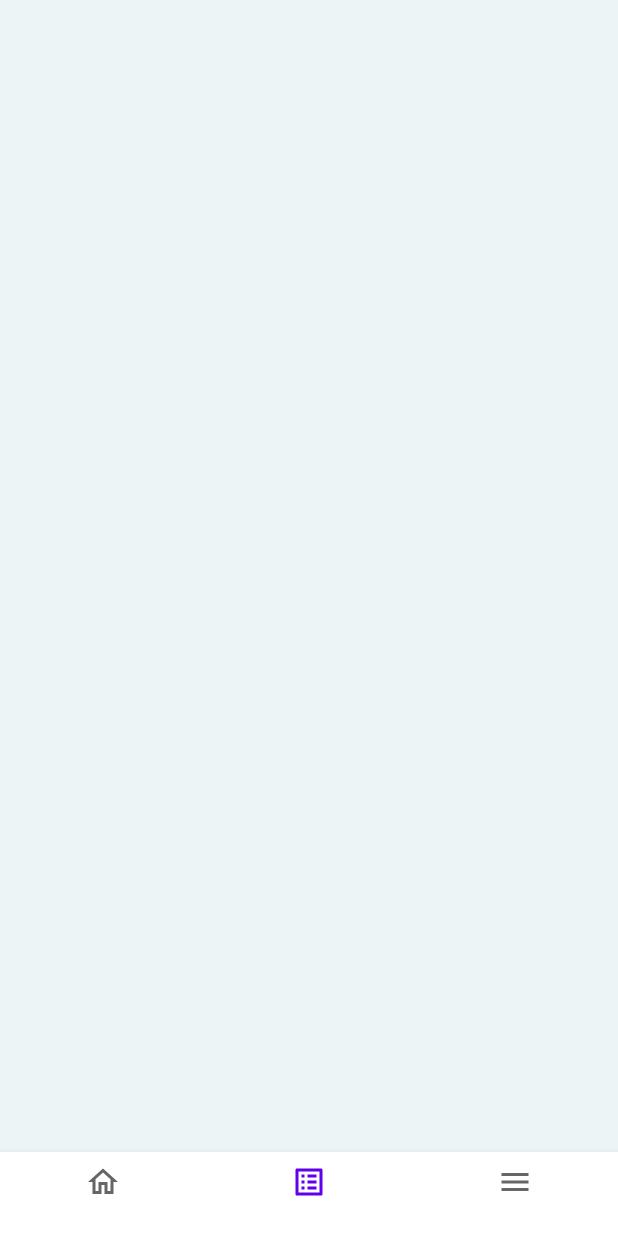
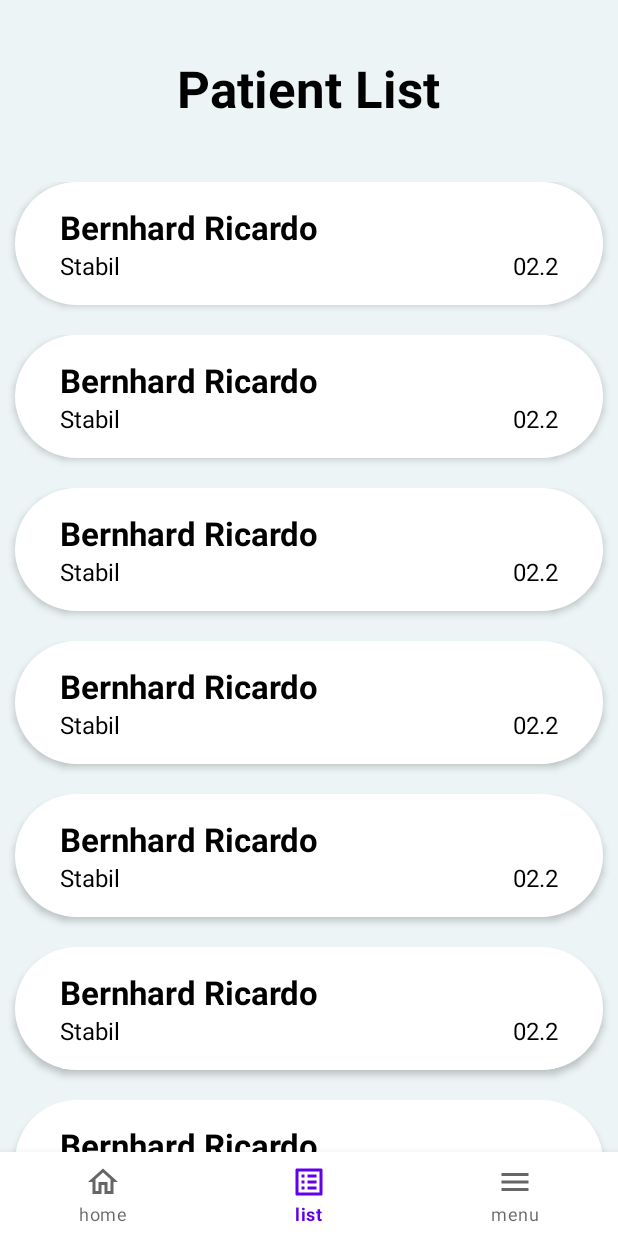
Before and after one commit to BernhardRicardo/documed, an Android app: the HomeFragment screen opened directly, with no data from a screen before it, item 2 of the bottom bar chosen, on a phone screen of 412 x 824 dp. Run offline under Robolectric (Android 15) with nearby library versions, the phone set to English and light mode, and no system bars.

Commit message:
Implement recycler view on patient page

```diff
--- a/app/build.gradle
+++ b/app/build.gradle
@@ -38,6 +38,8 @@ dependencies {
     implementation 'androidx.appcompat:appcompat:1.6.1'
     implementation 'com.google.android.material:material:1.8.0'
     implementation 'androidx.constraintlayout:constraintlayout:2.1.4'
+    implementation 'androidx.recyclerview:recyclerview:1.3.0'
+    implementation 'androidx.cardview:cardview:1.0.0'
     testImplementation 'junit:junit:4.13.2'
     androidTestImplementation 'androidx.test.ext:junit:1.1.5'
     androidTestImplementation 'androidx.test.espresso:espresso-core:3.5.1'
--- /dev/null
+++ b/app/src/main/java/com/android/documed/Class/Patient.java
@@ -0,0 +1,26 @@
+package com.android.documed.Class;
+
+public class Patient {
+
+    private String textViewPatientName;
+    private String textViewPatientStatus;
+    private String textViewRoomNumber;
+
+    public Patient(String textViewPatientName, String textViewPatientStatus, String textViewRoomNumber){
+        this.textViewPatientName = textViewPatientName;
+        this.textViewPatientStatus = textViewPatientStatus;
+        this.textViewRoomNumber = textViewRoomNumber;
+    }
+
+    public String getTextViewPatientName() {
+        return textViewPatientName;
+    }
+
+    public String getTextViewPatientStatus() {
+        return textViewPatientStatus;
+    }
+
+    public String getTextViewRoomNumber() {
+        return textViewRoomNumber;
+    }
+}
--- /dev/null
+++ b/app/src/main/java/com/android/documed/Class/RecyclerViewAdapter.java
@@ -0,0 +1,64 @@
+package com.android.documed.Class;
+
+import android.view.LayoutInflater;
+import android.view.View;
+import android.view.ViewGroup;
+import android.widget.ImageView;
+import android.widget.TextView;
+
+import androidx.annotation.NonNull;
+import androidx.recyclerview.widget.RecyclerView;
+
+import com.android.documed.R;
+
+import org.w3c.dom.Text;
+
+import java.util.List;
+
+public class RecyclerViewAdapter extends RecyclerView.Adapter<RecyclerViewAdapter.ViewHolder> {
+
+    private List<Patient> patientList;
+
+    public RecyclerViewAdapter(List<Patient> patientList){this.patientList=patientList;}
+
+    @NonNull
+    @Override
+    public RecyclerViewAdapter.ViewHolder onCreateViewHolder(@NonNull ViewGroup parent, int viewType) {
+        View view = LayoutInflater.from(parent.getContext()).inflate(R.layout.item_patient,parent,false);
+        return new ViewHolder(view);
+    }
+
+    @Override
+    public void onBindViewHolder(@NonNull RecyclerViewAdapter.ViewHolder holder, int position) {
+        String name = patientList.get(position).getTextViewPatientName();
+        String status = patientList.get(position).getTextViewPatientStatus();
+        String room = patientList.get(position).getTextViewRoomNumber();
+
+        holder.setData(name,status,room);
+    }
+
+    @Override
+    public int getItemCount() {
+        return patientList.size();
+    }
+
+    public class ViewHolder extends RecyclerView.ViewHolder{
+
+        private TextView patientName;
+        private TextView patientStatus;
+        private TextView patientRoom;
+        public ViewHolder(@NonNull View itemView) {
+            super(itemView);
+
+            patientName = itemView.findViewById(R.id.textViewPatientName);
+            patientStatus = itemView.findViewById(R.id.textViewPatientStatus);
+            patientRoom = itemView.findViewById(R.id.textViewRoomNumber);
+        }
+
+        public void setData(String name, String status, String room) {
+            patientName.setText(name);
+            patientStatus.setText(status);
+            patientRoom.setText(room);
+        }
+    }
+}
--- a/app/src/main/java/com/android/documed/Fragment/HomeFragment.java
+++ b/app/src/main/java/com/android/documed/Fragment/HomeFragment.java
@@ -10,52 +10,52 @@ import android.view.ViewGroup;
 
 import com.android.documed.R;
 
-/**
- * A simple {@link Fragment} subclass.
- * Use the {@link HomeFragment#newInstance} factory method to
- * create an instance of this fragment.
- */
+///**
+// * A simple {@link Fragment} subclass.
+// * Use the {@link HomeFragment#newInstance} factory method to
+// * create an instance of this fragment.
+// */
 public class HomeFragment extends Fragment {
 
-    // TODO: Rename parameter arguments, choose names that match
-    // the fragment initialization parameters, e.g. ARG_ITEM_NUMBER
-    private static final String ARG_PARAM1 = "param1";
-    private static final String ARG_PARAM2 = "param2";
-
-    // TODO: Rename and change types of parameters
-    private String mParam1;
-    private String mParam2;
-
-    public HomeFragment() {
-        // Required empty public constructor
-    }
-
-    /**
-     * Use this factory method to create a new instance of
-     * this fragment using the provided parameters.
-     *
-     * @param param1 Parameter 1.
-     * @param param2 Parameter 2.
-     * @return A new instance of fragment HomeFragment.
-     */
-    // TODO: Rename and change types and number of parameters
-    public static HomeFragment newInstance(String param1, String param2) {
-        HomeFragment fragment = new HomeFragment();
-        Bundle args = new Bundle();
-        args.putString(ARG_PARAM1, param1);
-        args.putString(ARG_PARAM2, param2);
-        fragment.setArguments(args);
-        return fragment;
-    }
-
-    @Override
-    public void onCreate(Bundle savedInstanceState) {
-        super.onCreate(savedInstanceState);
-        if (getArguments() != null) {
-            mParam1 = getArguments().getString(ARG_PARAM1);
-            mParam2 = getArguments().getString(ARG_PARAM2);
-        }
-    }
+//    // TODO: Rename parameter arguments, choose names that match
+//    // the fragment initialization parameters, e.g. ARG_ITEM_NUMBER
+//    private static final String ARG_PARAM1 = "param1";
+//    private static final String ARG_PARAM2 = "param2";
+//
+//    // TODO: Rename and change types of parameters
+//    private String mParam1;
+//    private String mParam2;
+//
+//    public HomeFragment() {
+//        // Required empty public constructor
+//    }
+//
+//    /**
+//     * Use this factory method to create a new instance of
+//     * this fragment using the provided parameters.
+//     *
+//     * @param param1 Parameter 1.
+//     * @param param2 Parameter 2.
+//     * @return A new instance of fragment HomeFragment.
+//     */
+//    // TODO: Rename and change types and number of parameters
+//    public static HomeFragment newInstance(String param1, String param2) {
+//        HomeFragment fragment = new HomeFragment();
+//        Bundle args = new Bundle();
+//        args.putString(ARG_PARAM1, param1);
+//        args.putString(ARG_PARAM2, param2);
+//        fragment.setArguments(args);
+//        return fragment;
+//    }
+//
+//    @Override
+//    public void onCreate(Bundle savedInstanceState) {
+//        super.onCreate(savedInstanceState);
+//        if (getArguments() != null) {
+//            mParam1 = getArguments().getString(ARG_PARAM1);
+//            mParam2 = getArguments().getString(ARG_PARAM2);
+//        }
+//    }
 
     @Override
     public View onCreateView(LayoutInflater inflater, ViewGroup container,
--- a/app/src/main/java/com/android/documed/Fragment/ListFragment.java
+++ b/app/src/main/java/com/android/documed/Fragment/ListFragment.java
@@ -2,60 +2,67 @@ package com.android.documed.Fragment;
 
 import android.os.Bundle;
 
+import androidx.annotation.NonNull;
+import androidx.annotation.Nullable;
 import androidx.fragment.app.Fragment;
+import androidx.recyclerview.widget.LinearLayoutManager;
+import androidx.recyclerview.widget.RecyclerView;
 
 import android.view.LayoutInflater;
 import android.view.View;
 import android.view.ViewGroup;
 
+import com.android.documed.Class.Patient;
+import com.android.documed.Class.RecyclerViewAdapter;
 import com.android.documed.R;
 
-/**
- * A simple {@link Fragment} subclass.
- * Use the {@link ListFragment#newInstance} factory method to
- * create an instance of this fragment.
- */
+import java.util.ArrayList;
+import java.util.List;
+
+///**
+// * A simple {@link Fragment} subclass.
+// * Use the {@link ListFragment#newInstance} factory method to
+// * create an instance of this fragment.
+// */
 public class ListFragment extends Fragment {
 
-    // TODO: Rename parameter arguments, choose names that match
-    // the fragment initialization parameters, e.g. ARG_ITEM_NUMBER
-    private static final String ARG_PARAM1 = "param1";
-    private static final String ARG_PARAM2 = "param2";
 
-    // TODO: Rename and change types of parameters
-    private String mParam1;
-    private String mParam2;
+    LinearLayoutManager layoutManager;
+    List<Patient> patientList;
+    RecyclerViewAdapter adapter;
 
-    public ListFragment() {
-        // Required empty public constructor
-    }
+//    // TODO: Rename parameter arguments, choose names that match
+//    // the fragment initialization parameters, e.g. ARG_ITEM_NUMBER
+//    private static final String ARG_PARAM1 = "param1";
+//    private static final String ARG_PARAM2 = "param2";
+//
+//    // TODO: Rename and change types of parameters
+//    private String mParam1;
+//    private String mParam2;
+//
+//    public ListFragment() {
+//        // Required empty public constructor
+//    }
+//
+//    /**
+//     * Use this factory method to create a new instance of
+//     * this fragment using the provided parameters.
+//     *
+//     * @param param1 Parameter 1.
+//     * @param param2 Parameter 2.
+//     * @return A new instance of fragment ListFragment.
+//     */
+//    // TODO: Rename and change types and number of parameters
+//    public static ListFragment newInstance(String param1, String param2) {
+//        ListFragment fragment = new ListFragment();
+//        Bundle args = new Bundle();
+//        args.putString(ARG_PARAM1, param1);
+//        args.putString(ARG_PARAM2, param2);
+//        fragment.setArguments(args);
+//        return fragment;
+//    }
+//
 
-    /**
-     * Use this factory method to create a new instance of
-     * this fragment using the provided parameters.
-     *
-     * @param param1 Parameter 1.
-     * @param param2 Parameter 2.
-     * @return A new instance of fragment ListFragment.
-     */
-    // TODO: Rename and change types and number of parameters
-    public static ListFragment newInstance(String param1, String param2) {
-        ListFragment fragment = new ListFragment();
-        Bundle args = new Bundle();
-        args.putString(ARG_PARAM1, param1);
-        args.putString(ARG_PARAM2, param2);
-        fragment.setArguments(args);
-        return fragment;
-    }
-
-    @Override
-    public void onCreate(Bundle savedInstanceState) {
-        super.onCreate(savedInstanceState);
-        if (getArguments() != null) {
-            mParam1 = getArguments().getString(ARG_PARAM1);
-            mParam2 = getArguments().getString(ARG_PARAM2);
-        }
-    }
 
     @Override
     public View onCreateView(LayoutInflater inflater, ViewGroup container,
@@ -63,4 +70,38 @@ public class ListFragment extends Fragment {
         // Inflate the layout for this fragment
         return inflater.inflate(R.layout.fragment_list, container, false);
     }
+
+    @Override
+    public void onViewCreated(@NonNull View view, @Nullable Bundle savedInstanceState) {
+        super.onViewCreated(view,savedInstanceState);
+
+        initData();
+        try {
+            RecyclerView recyclerView = view.findViewById(R.id.recyclerView);
+            layoutManager = new LinearLayoutManager(requireContext());
+            recyclerView.setLayoutManager(layoutManager);
+            adapter = new RecyclerViewAdapter(patientList);
+            recyclerView.setAdapter(adapter);
+            adapter.notifyDataSetChanged();
+        }catch (
+                Exception e
+        ){
+            e.printStackTrace();
+        }
+    }
+
+    private void initData() {
+        patientList = new ArrayList<>();
+        patientList.add(new Patient("Bernhard Ricardo", "Stabil", "02.2"));
+        patientList.add(new Patient("Bernhard Ricardo", "Stabil", "02.2"));
+        patientList.add(new Patient("Bernhard Ricardo", "Stabil", "02.2"));
+        patientList.add(new Patient("Bernhard Ricardo", "Stabil", "02.2"));
+        patientList.add(new Patient("Bernhard Ricardo", "Stabil", "02.2"));patientList.add(new Patient("Bernhard Ricardo", "Stabil", "02.2"));
+        patientList.add(new Patient("Bernhard Ricardo", "Stabil", "02.2"));
+        patientList.add(new Patient("Bernhard Ricardo", "Stabil", "02.2"));
+        patientList.add(new Patient("Bernhard Ricardo", "Stabil", "02.2"));
+
+        patientList.add(new Patient("Bernhard Ricardo", "Stabil", "02.2"));
+    }
+
 }
--- /dev/null
+++ b/app/src/main/res/drawable/curved_white.xml
@@ -0,0 +1,8 @@
+<?xml version="1.0" encoding="UTF-8"?>
+<shape xmlns:android="http://schemas.android.com/apk/res/android"
+    android:shape="rectangle" >
+    <solid android:color="@color/white" />
+    <corners
+        android:radius="50dp"
+        />
+</shape>
--- a/app/src/main/res/layout/fragment_list.xml
+++ b/app/src/main/res/layout/fragment_list.xml
@@ -1,7 +1,39 @@
 <?xml version="1.0" encoding="utf-8"?>
-<FrameLayout xmlns:android="http://schemas.android.com/apk/res/android"
+<RelativeLayout xmlns:android="http://schemas.android.com/apk/res/android"
+    xmlns:app="http://schemas.android.com/apk/res-auto"
     xmlns:tools="http://schemas.android.com/tools"
     android:layout_width="match_parent"
     android:layout_height="match_parent"
-    android:background="#ECF4F5"
-    tools:context=".Fragment.ListFragment" />
+    android:background="@color/lighter_background"
+    tools:context=".Fragment.ListFragment">
+
+    <TextView
+        android:id="@+id/textView3"
+        android:layout_width="wrap_content"
+        android:layout_height="wrap_content"
+        android:layout_marginTop="16dp"
+        android:paddingTop="20dp"
+        android:text="Patient List"
+        android:textColor="@color/black"
+        android:textSize="34sp"
+        android:textStyle="bold"
+        android:layout_centerHorizontal="true"
+        android:paddingBottom="40dp"
+        />
+
+    <RelativeLayout
+        android:layout_width="match_parent"
+        android:layout_height="match_parent"
+        android:layout_below="@id/textView3">
+
+
+        <androidx.recyclerview.widget.RecyclerView
+            android:layout_width="match_parent"
+            android:layout_height="match_parent"
+            android:id="@+id/recyclerView"
+
+            />
+    </RelativeLayout>
+
+
+</RelativeLayout>
--- /dev/null
+++ b/app/src/main/res/layout/item_patient.xml
@@ -0,0 +1,64 @@
+<?xml version="1.0" encoding="utf-8"?>
+<RelativeLayout xmlns:android="http://schemas.android.com/apk/res/android"
+    xmlns:app="http://schemas.android.com/apk/res-auto"
+    android:orientation="vertical"
+    android:layout_width="match_parent"
+    android:layout_height="wrap_content"
+    android:background="@color/lighter_background">
+
+    <RelativeLayout
+        android:layout_width="match_parent"
+        android:layout_height="wrap_content"
+        android:layout_marginBottom="20dp"
+        android:layout_marginLeft="10dp"
+        android:layout_marginRight="10dp"
+        android:background="@drawable/curved_white"
+        android:elevation="3dp"
+        >
+
+        <TextView
+            android:id="@+id/textViewPatientName"
+            android:layout_width="wrap_content"
+            android:layout_height="wrap_content"
+            android:layout_alignParentStart="true"
+            android:layout_marginTop="15dp"
+            android:layout_marginLeft="30dp"
+            android:gravity="center_vertical"
+            android:textSize="22sp"
+            android:textColor="@color/black"
+            android:textStyle="bold"
+            android:text="@string/patient_name"
+            />
+        <TextView
+            android:id="@+id/textViewPatientStatus"
+            android:layout_below="@id/textViewPatientName"
+            android:layout_width="wrap_content"
+            android:layout_height="wrap_content"
+            android:layout_alignParentStart="true"
+            android:layout_marginLeft="30dp"
+            android:layout_marginBottom="15dp"
+            android:gravity="center_vertical"
+            android:textSize="16sp"
+            android:textColor="@color/black"
+            android:textStyle="normal"
+            android:text="@string/patient_status"
+            />
+        <TextView
+            android:id="@+id/textViewRoomNumber"
+            android:layout_below="@id/textViewPatientName"
+            android:layout_alignParentEnd="true"
+            android:layout_width="wrap_content"
+            android:layout_height="wrap_content"
+            android:layout_marginStart="10dp"
+            android:layout_marginEnd="30dp"
+            android:layout_marginBottom="10dp"
+            android:textSize="16sp"
+            android:textColor="@color/black"
+            android:textStyle="normal"
+            android:text="@string/room_number"
+            />
+
+
+    </RelativeLayout>
+
+</RelativeLayout>
--- a/app/src/main/res/menu/bottom_nav_menu.xml
+++ b/app/src/main/res/menu/bottom_nav_menu.xml
@@ -2,12 +2,15 @@
 <menu xmlns:android="http://schemas.android.com/apk/res/android">
 
     <item
+        android:title="home"
         android:icon="@drawable/ic_home"
         android:id="@+id/home"/>
     <item
+        android:title="list"
         android:icon="@drawable/ic_list"
-        android:id="@+id/list"/>/>
+        android:id="@+id/list"/>
     <item
+        android:title="menu"
         android:icon="@drawable/ic_menu"
-        android:id="@+id/menu"/>/>
+        android:id="@+id/menu"/>
 </menu>
--- a/app/src/main/res/values/colors.xml
+++ b/app/src/main/res/values/colors.xml
@@ -1,5 +1,7 @@
 <?xml version="1.0" encoding="utf-8"?>
 <resources>
+    <color name="darker_background">#079BAC</color>
+    <color name="lighter_background">#ECF4F5</color>
     <color name="purple_200">#FFBB86FC</color>
     <color name="purple_500">#FF6200EE</color>
     <color name="purple_700">#FF3700B3</color>
--- a/app/src/main/res/values/strings.xml
+++ b/app/src/main/res/values/strings.xml
@@ -1,5 +1,9 @@
 <resources>
     <string name="app_name">DocuMed</string>
+    <string name="patient_name">Patient name</string>
+    <string name="room_number">Room number</string>
+    <string name="patient_status">Patient status</string>
+
     <!-- TODO: Remove or change this placeholder text -->
     <string name="hello_blank_fragment">Hello blank fragment</string>
 </resources>
```
Also changed, not shown: app/src/main/java/com/android/documed/Fragment/MenuFragment.java (+44 -44 lines), app/src/main/res/drawable/curved_blue_layout_bg.xml (added, +8 -0 lines), app/src/main/res/layout/fragment_home.xml (+24 -8 lines), app/src/main/res/layout/fragment_menu.xml (+19 -3 lines), app/src/main/res/drawable/curved_blue_spinned_bg.xml (renamed from app/src/main/res/drawable/curved_blue_bg.xml).
